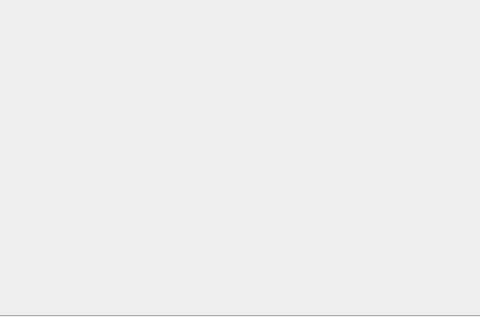
Qt form WordBuilder/login.ui (Yorlock/WordBuilder_SK) before a commit; both pictures show x 210 to 690 and y 205 to 525 of the 800 by 620 pixel window.
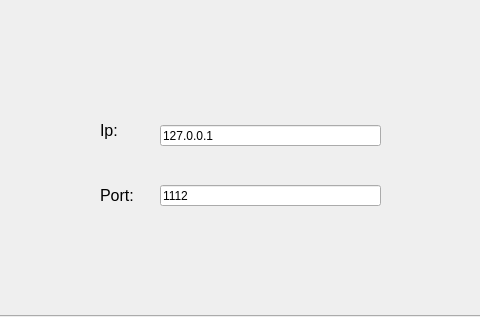
The same form after that commit.

```diff
--- a/WordBuilder/login.ui
+++ b/WordBuilder/login.ui
@@ -180,6 +180,77 @@
     <set>Qt::AlignBottom|Qt::AlignHCenter</set>
    </property>
   </widget>
+  <widget class="QLabel" name="portLabel">
+   <property name="geometry">
+    <rect>
+     <x>310</x>
+     <y>390</y>
+     <width>51</width>
+     <height>21</height>
+    </rect>
+   </property>
+   <property name="font">
+    <font>
+     <pointsize>12</pointsize>
+    </font>
+   </property>
+   <property name="text">
+    <string>Port:</string>
+   </property>
+  </widget>
+  <widget class="QLabel" name="ipLabel">
+   <property name="geometry">
+    <rect>
+     <x>310</x>
+     <y>320</y>
+     <width>51</width>
+     <height>31</height>
+    </rect>
+   </property>
+   <property name="font">
+    <font>
+     <pointsize>12</pointsize>
+    </font>
+   </property>
+   <property name="text">
+    <string>Ip:</string>
+   </property>
+  </widget>
+  <widget class="QLineEdit" name="ipLineEdit">
+   <property name="geometry">
+    <rect>
+     <x>370</x>
+     <y>330</y>
+     <width>221</width>
+     <height>21</height>
+    </rect>
+   </property>
+   <property name="inputMask">
+    <string/>
+   </property>
+   <property name="text">
+    <string>127.0.0.1</string>
+   </property>
+   <property name="maxLength">
+    <number>15</number>
+   </property>
+  </widget>
+  <widget class="QLineEdit" name="portLineEdit">
+   <property name="geometry">
+    <rect>
+     <x>370</x>
+     <y>390</y>
+     <width>221</width>
+     <height>21</height>
+    </rect>
+   </property>
+   <property name="text">
+    <string>1112</string>
+   </property>
+   <property name="maxLength">
+    <number>6</number>
+   </property>
+  </widget>
  </widget>
  <resources/>
  <connections/>
```
